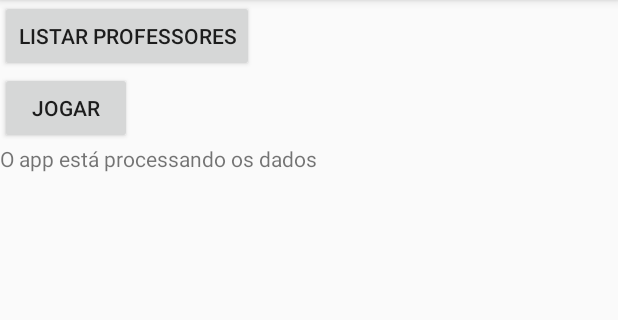
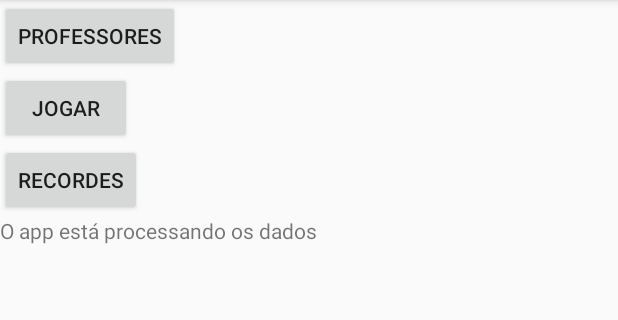
Before and after one commit to FabricioLiber/OMemorizador, an Android app: the screen it shows after launch (MainActivity), on a phone screen of 412 x 824 dp, the part 84-404 px from its top. Run offline under Robolectric (Android 15) with nearby library versions, the phone set to English and light mode, and no system bars.

Commit message:
Alteracoes no recorde

```diff
--- a/app/src/main/AndroidManifest.xml
+++ b/app/src/main/AndroidManifest.xml
@@ -12,6 +12,8 @@
             android:roundIcon="@mipmap/ic_launcher_round"
             android:supportsRtl="true"
             android:theme="@style/AppTheme">
+        <activity android:name=".controller.ListRecordeActivity">
+        </activity>
         <activity android:name=".controller.TabuleiroActivity">
         </activity>
         <activity android:name=".controller.ListActivity">
--- a/app/src/main/java/com/example/omemorizador/controller/MainActivity.kt
+++ b/app/src/main/java/com/example/omemorizador/controller/MainActivity.kt
@@ -23,6 +23,7 @@ class MainActivity : AppCompatActivity() {
 
     private lateinit var btListar: Button
     private lateinit var btJogar: Button
+    private lateinit var btListarRecorde: Button
     private lateinit var tvStatus: TextView
     private var teachers = ArrayList<Teacher>()
     private var page = 1
@@ -37,13 +38,24 @@ class MainActivity : AppCompatActivity() {
 
         this.btListar = findViewById(R.id.btListar)
         this.btJogar = findViewById(R.id.btJogar)
+        this.btListarRecorde = findViewById(R.id.btListarRecorde)
         this.tvStatus = findViewById(R.id.tvStatus)
         this.tvStatus.text = "O app está processando os dados"
         this.recordeDAO = RecordeDAO(this)
 
         this.btListar.setOnClickListener{ listarProfessores(it) }
         this.btJogar.setOnClickListener { abrirJogo(it) }
+        this.btListar.setOnClickListener{ listarRecordes(it) }
 
+    }
+
+    fun listarRecordes(v: View) {
+        var intent = Intent(this, ListRecordeActivity::class.java)
+
+        val gson = Gson()
+        intent.putExtra("recordes", gson.toJson(this.recordeDAO.read()))
+
+        startActivity(intent)
     }
 
     fun listarProfessores(v: View) {
--- a/app/src/main/res/layout/activity_main.xml
+++ b/app/src/main/res/layout/activity_main.xml
@@ -10,12 +10,17 @@
 
     <Button
             android:id="@+id/btListar"
-            android:text="Listar Professores"
+            android:text="Professores"
             android:layout_width="wrap_content"
             android:layout_height="wrap_content"/>
     <Button
             android:id="@+id/btJogar"
             android:text="Jogar"
+            android:layout_width="wrap_content"
+            android:layout_height="wrap_content"/>
+    <Button
+            android:id="@+id/btListarRecorde"
+            android:text="Recordes"
             android:layout_width="wrap_content"
             android:layout_height="wrap_content"/>
     <TextView
--- a/build.gradle
+++ b/build.gradle
@@ -8,7 +8,7 @@ buildscript {
 
     }
     dependencies {
-        classpath 'com.android.tools.build:gradle:3.4.0'
+        classpath 'com.android.tools.build:gradle:3.4.1'
         classpath "org.jetbrains.kotlin:kotlin-gradle-plugin:$kotlin_version"
         // NOTE: Do not place your application dependencies here; they belong
         // in the individual module build.gradle files
```
Also changed, not shown: app/src/main/java/com/example/omemorizador/controller/ListRecordeActivity.kt (added, +28 -0 lines), app/src/main/res/layout/activity_list_recorde.xml (added, +16 -0 lines).
